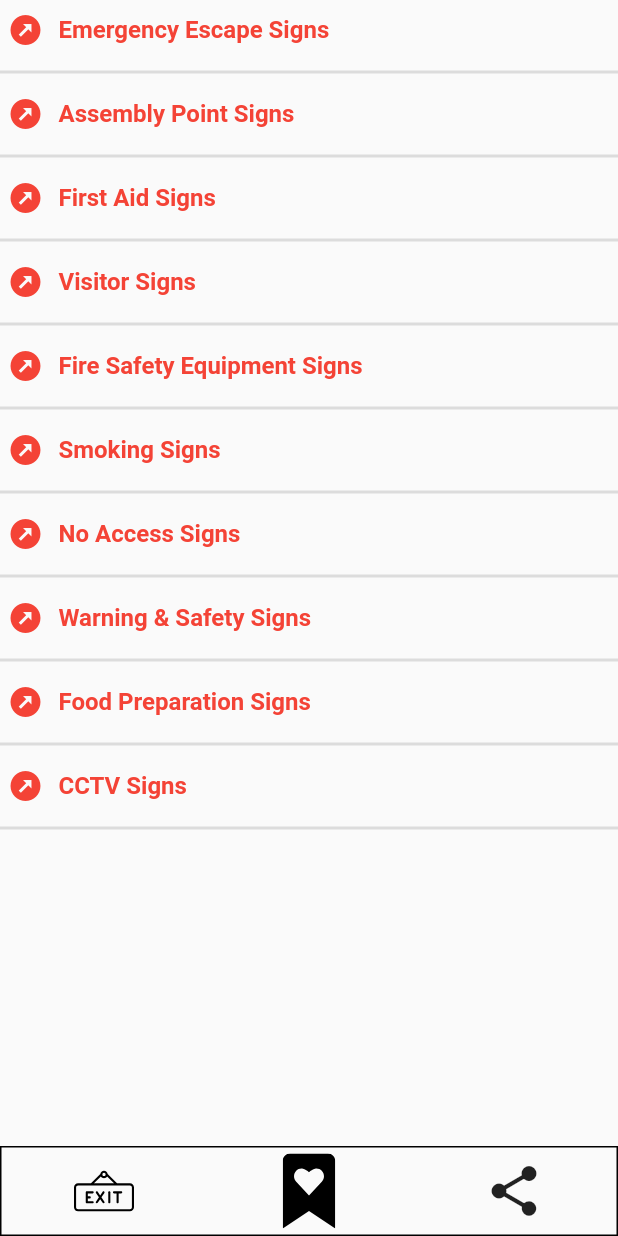
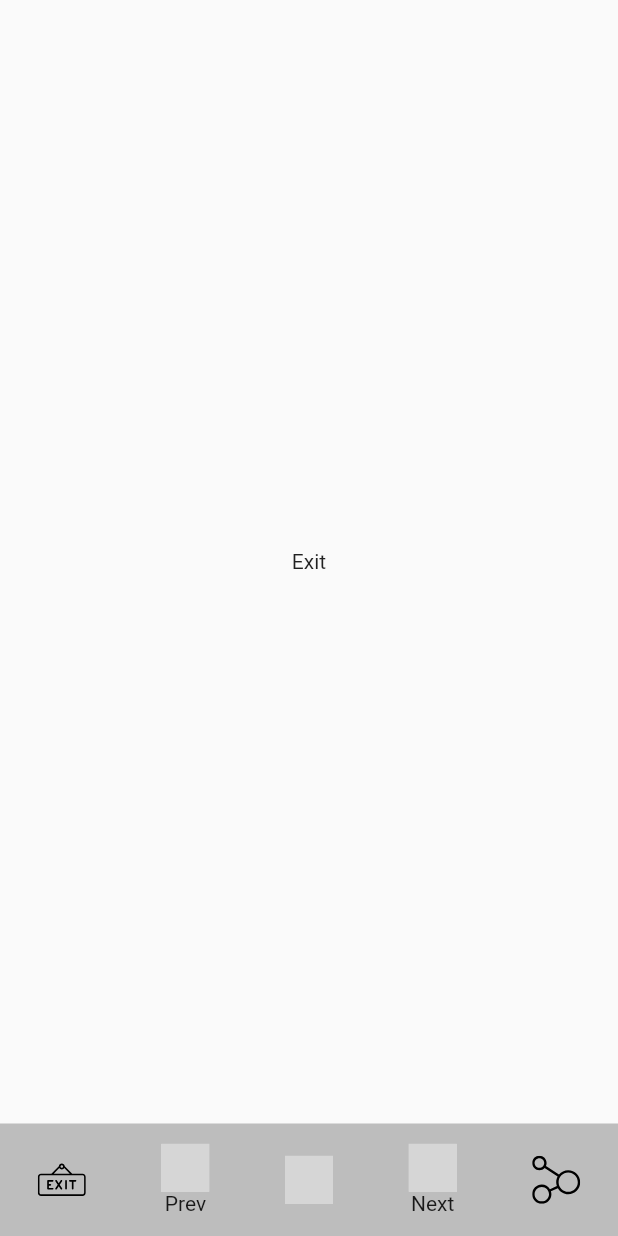
Before and after one commit to Usama0444/signs_app, a Flutter app: the screen it shows after launch, on a phone screen of 412 x 824 dp. Run offline on Flutter 3.47's test engine with Material 2 defaults, Android fonts, the phone set to English and light mode, and no system bars; our stand-ins replace flutter_svg, get; project files that could hold a hidden picture were left out; grey boxes are pictures that could not be loaded.

Commit message:
by Numan

```diff
--- a/lib/Views/Navigation_screen.dart
+++ b/lib/Views/Navigation_screen.dart
@@ -1,6 +1,13 @@
 import 'package:flutter/material.dart';
 import 'package:flutter/src/widgets/container.dart';
 import 'package:flutter/src/widgets/framework.dart';
+import 'package:flutter_svg/flutter_svg.dart';
+import 'package:get/get.dart';
+import 'package:signs_app/Views/navbarScreens/exit.dart';
+import 'package:signs_app/Views/navbarScreens/index.dart';
+import 'package:signs_app/Views/navbarScreens/left.dart';
+import 'package:signs_app/Views/navbarScreens/right.dart';
+import 'package:signs_app/Views/navbarScreens/share.dart';
 
 class NavigationScreen extends StatefulWidget {
   const NavigationScreen({super.key});
@@ -10,8 +17,109 @@ class NavigationScreen extends StatefulWidget {
 }
 
 class _NavigationScreenState extends State<NavigationScreen> {
+  int currentIndex = 0;
+  List<Widget> widgetList = [
+    Exit(),
+    Left(),
+    Index(),
+    Right(),
+    Share(),
+  ];
+  bool _check = false;
+  void getScreen(int index) {
+    switch (index) {
+      case 0:
+        setState(() {
+          currentIndex = 0;
+        });
+        break;
+      case 1:
+        if (currentIndex > 0) {
+          setState(() {
+            currentIndex--;
+          });
+        } else {
+          setState(() {
+            currentIndex = 0;
+          });
+        }
+        break;
+      case 2:
+        setState(() {
+          currentIndex = 2;
+        });
+        break;
+      case 3:
+        if (currentIndex < 4 && currentIndex == 0) {
+          setState(() {
+            currentIndex++;
+          });
+        } else {
+          setState(() {
+            currentIndex = 4;
+          });
+        }
+        break;
+      case 4:
+        setState(() {
+          currentIndex = 4;
+        });
+        break;
+    }
+  }
+
   @override
   Widget build(BuildContext context) {
-    return const Scaffold();
+    return Scaffold(
+      backgroundColor: Colors.white,
+      body: widgetList[currentIndex],
+      bottomNavigationBar: Container(
+        height: 75,
+        decoration: BoxDecoration(
+          color: Colors.black26,
+        ),
+        child: Row(
+          mainAxisAlignment: MainAxisAlignment.spaceAround,
+          children: [
+            InkWell(
+              onTap:() =>  getScreen(0),
+              child: SvgPicture.asset(
+                "assets/exit.svg",
+                height: 32,
+                width: 32,
+              ),
+            ),
+            InkWell(
+              onTap:() =>  getScreen(1),
+              child: Column(
+                mainAxisAlignment: MainAxisAlignment.center,
+                crossAxisAlignment: CrossAxisAlignment.center,
+                children: [
+                  SvgPicture.asset("assets/left.svg", height: 32, width: 32),
+                  Text("Prev")
+                ],
+              ),
+            ),
+            InkWell(
+              onTap:() =>  getScreen(2),
+              child: SvgPicture.asset("assets/index.svg", height: 32, width: 32)),
+            InkWell(
+              onTap:() =>  getScreen(3),
+              child: Column(
+                mainAxisAlignment: MainAxisAlignment.center,
+                crossAxisAlignment: CrossAxisAlignment.center,
+                children: [
+                  SvgPicture.asset("assets/right.svg", height: 32, width: 32),
+                  Text("Next")
+                ],
+              ),
+            ),
+            InkWell(
+              onTap:() =>  getScreen(4),
+              child: SvgPicture.asset("assets/share.svg", height: 32, width: 32))
+          ],
+        ),
+      ),
+    );
   }
 }
--- /dev/null
+++ b/lib/Views/navbarScreens/exit.dart
@@ -0,0 +1,19 @@
+import 'package:flutter/material.dart';
+
+class Exit extends StatefulWidget {
+  const Exit({super.key});
+
+  @override
+  State<Exit> createState() => _ExitState();
+}
+
+class _ExitState extends State<Exit> {
+  @override
+  Widget build(BuildContext context) {
+    return Scaffold(
+      body: Center(
+        child: Text("Exit"),
+      ),
+    );
+  }
+}
--- a/lib/main.dart
+++ b/lib/main.dart
@@ -1,6 +1,7 @@
 import 'package:flutter/material.dart';
 import 'package:get/get.dart';
 import 'package:signs_app/Views/ButtonsScreen.dart';
+import '/Views/Navigation_screen.dart';
 
 void main() {
   runApp(const MyApp());
@@ -12,7 +13,7 @@ class MyApp extends StatelessWidget {
   Widget build(BuildContext context) {
     return const GetMaterialApp(
       debugShowCheckedModeBanner: false,
-      home: HomePage(),
+      home: NavigationScreen(),
     );
   }
 }
```
Also changed, not shown: lib/Views/navbarScreens/index.dart (added, +19 -0 lines), lib/Views/navbarScreens/left.dart (added, +19 -0 lines), lib/Views/navbarScreens/right.dart (added, +19 -0 lines), lib/Views/navbarScreens/share.dart (added, +19 -0 lines).
